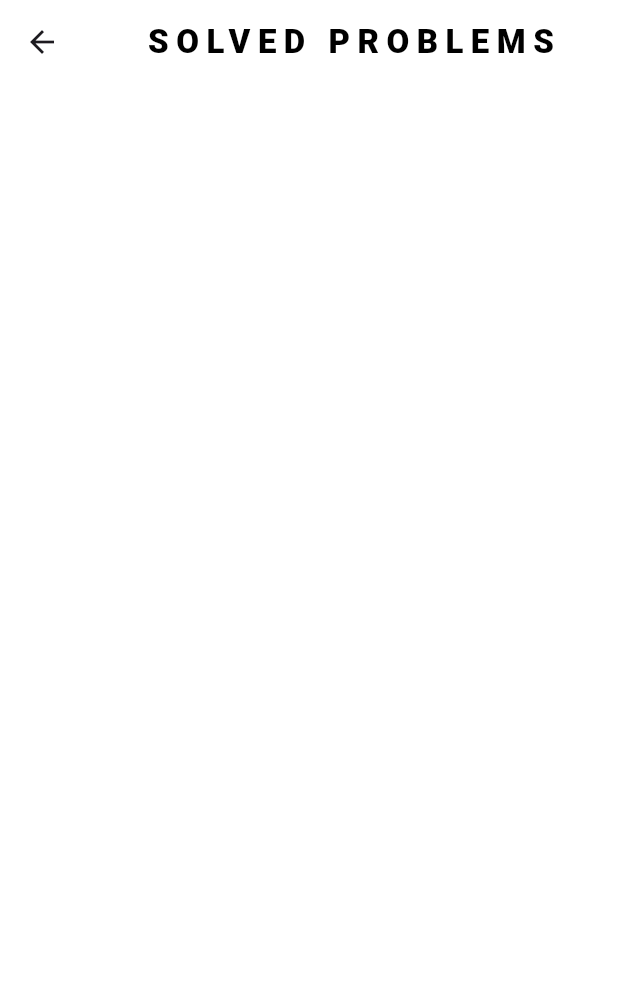
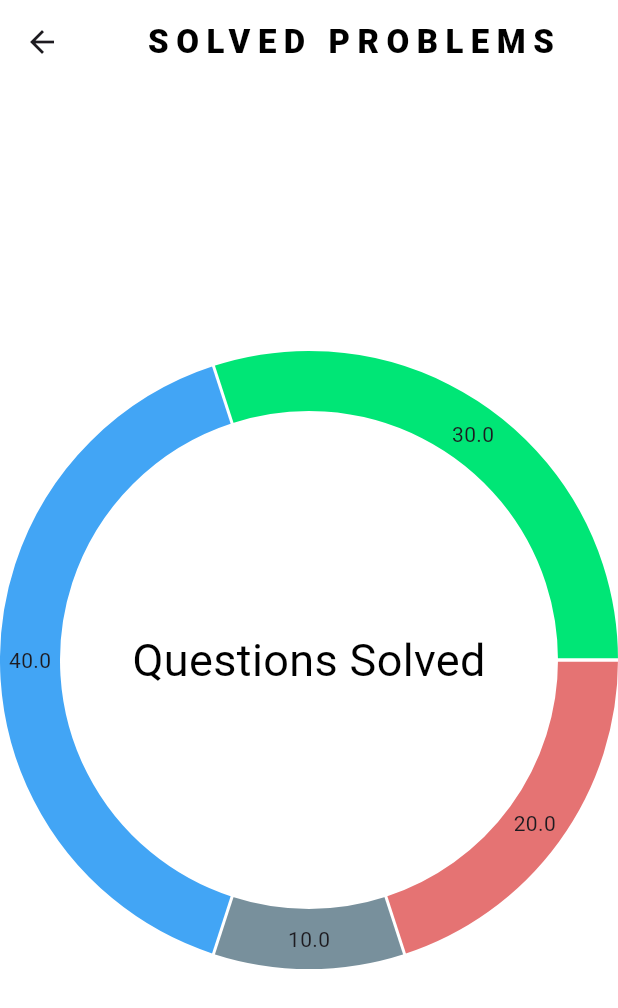
Before and after one commit to shreeyansh64/leet, a Flutter app: the SolvedPage screen opened directly, on a phone screen of 412 x 824 dp. Shown: the top 1008 px of the screen. Run offline on Flutter 3.47's test engine with Material 3 defaults, Android fonts, the phone set to English and light mode, and no system bars; drawn by our look-alikes of fl_chart.

Commit message:
Added Solved Page

```diff
--- a/lib/view/solvedpage.dart
+++ b/lib/view/solvedpage.dart
@@ -1,3 +1,4 @@
+import 'package:fl_chart/fl_chart.dart';
 import 'package:flutter/material.dart';
 
 class SolvedPage extends StatefulWidget {
@@ -25,6 +26,25 @@ class _SolvedPageState extends State<SolvedPage> {
           ),
         ),
       ),
+      body: Stack(
+        alignment: Alignment.center,
+        children: [
+          Text("Questions Solved",style: TextStyle(color: Colors.black,fontWeight: FontWeight.w400,fontSize: 30),),
+          PieChart(
+            swapAnimationDuration: Duration(milliseconds: 1000),
+            swapAnimationCurve: Curves.easeInOut,
+
+            PieChartData(
+              sections: [
+                PieChartSectionData(value: 20, color: Colors.red[300]),
+                PieChartSectionData(value: 10, color: Colors.blueGrey[400]),
+                PieChartSectionData(value: 40, color: Colors.blue[400]),
+                PieChartSectionData(value: 30, color: Colors.greenAccent[400]),
+              ],
+            ),
+          ),
+        ],
+      ),
     );
   }
 }
--- a/pubspec.yaml
+++ b/pubspec.yaml
@@ -35,6 +35,7 @@ dependencies:
   # Use with the CupertinoIcons class for iOS style icons.
   cupertino_icons: ^1.0.8
   http: ^1.5.0
+  fl_chart: ^1.1.1
 
 dev_dependencies:
   flutter_test:
```
Also changed, not shown: pubspec.lock.
